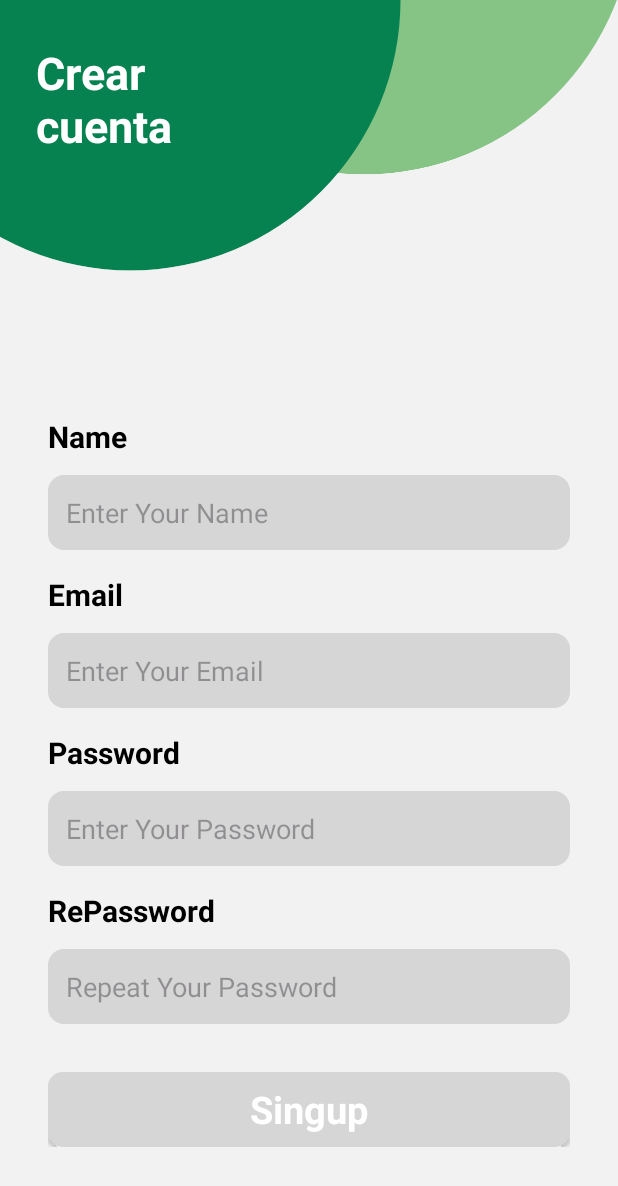
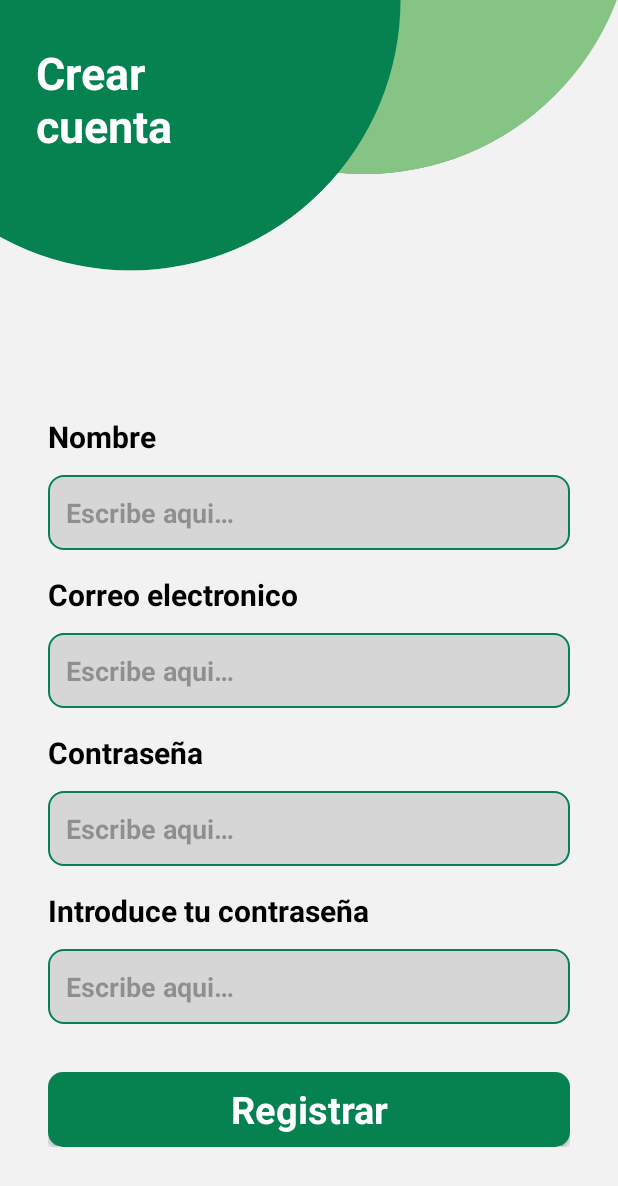
Before and after one commit to XxFenixDCxX/4vGo, an Android app: the RegisterActivity screen opened directly, with no data from a screen before it, on a phone screen of 412 x 824 dp. Shown: the top 1186 px of the screen. Run offline under Robolectric (Android 15) with nearby library versions, the phone set to English and light mode, and no system bars.

Commit message:
Solucionados warnings de formato de texto y colores agregandolo a el archivo de strings

```diff
--- a/app/src/main/res/layout/activity_register.xml
+++ b/app/src/main/res/layout/activity_register.xml
@@ -11,6 +11,7 @@
         android:id="@+id/imageView3"
         android:layout_width="wrap_content"
         android:layout_height="wrap_content"
+        android:contentDescription="@string/descriptionHeader"
         android:scaleType="centerCrop"
         app:layout_constraintEnd_toEndOf="parent"
         app:layout_constraintHorizontal_bias="0.0"
@@ -24,7 +25,7 @@
         android:layout_height="wrap_content"
         android:layout_marginStart="24dp"
         android:layout_marginTop="28dp"
-        android:text="Crear\ncuenta"
+        android:text="@string/registerAccount"
         android:textColor="#ffffff"
         android:textSize="30sp"
         android:textStyle="bold"
@@ -44,108 +45,121 @@
             android:id="@+id/textView9"
             android:layout_width="match_parent"
             android:layout_height="wrap_content"
-            android:text="Name"
+            android:text="@string/name"
             android:textColor="#000000"
             android:textSize="20sp"
             android:textStyle="bold" />
 
         <EditText
-            android:id="@+id/editTextTextPersonName3"
+            android:id="@+id/txtName"
             android:layout_width="match_parent"
             android:layout_height="50dp"
             android:layout_marginTop="12dp"
             android:background="@drawable/edittext_background"
             android:ems="10"
-            android:hint="Enter Your Name"
+            android:hint="@string/hint_write"
 
             android:inputType="textPersonName"
             android:padding="12dp"
             android:textColor="#707070"
-            android:textSize="18sp" />
+            android:textSize="18sp"
+            android:textStyle="bold"
+            tools:ignore="DuplicateSpeakableTextCheck,VisualLintTextFieldSize"
+            android:autofillHints="" />
 
         <TextView
             android:id="@+id/textView8"
             android:layout_width="match_parent"
             android:layout_height="wrap_content"
             android:layout_marginTop="16dp"
-            android:text="Email"
+            android:text="@string/email"
             android:textColor="#000000"
             android:textSize="20sp"
             android:textStyle="bold" />
 
         <EditText
-            android:id="@+id/editTextTextPersonName2"
+            android:id="@+id/txtEmail"
             android:layout_width="match_parent"
             android:layout_height="50dp"
             android:layout_marginTop="12dp"
             android:background="@drawable/edittext_background"
             android:ems="10"
-            android:hint="Enter Your Email"
+            android:hint="@string/hint_write"
 
             android:inputType="textPersonName"
             android:padding="12dp"
             android:textColor="#707070"
-            android:textSize="18sp" />
+            android:textSize="18sp"
+            android:textStyle="bold"
+            android:autofillHints=""
+            tools:ignore="TextFields,VisualLintTextFieldSize" />
 
         <TextView
             android:id="@+id/textView4"
             android:layout_width="match_parent"
             android:layout_height="wrap_content"
             android:layout_marginTop="16dp"
-            android:text="Password"
+            android:text="@string/password"
             android:textColor="#000000"
             android:textSize="20sp"
             android:textStyle="bold" />
 
         <EditText
-            android:id="@+id/editTextTextPersonName"
+            android:id="@+id/txtPassword"
             android:layout_width="match_parent"
             android:layout_height="50dp"
             android:layout_marginTop="12dp"
             android:background="@drawable/edittext_background"
             android:ems="10"
-            android:hint="Enter Your Password"
+            android:hint="@string/hint_write"
 
             android:inputType="textPersonName"
             android:padding="12dp"
             android:textColor="#707070"
-            android:textSize="18sp" />
+            android:textSize="18sp"
+            android:textStyle="bold"
+            android:autofillHints=""
+            tools:ignore="TextFields,VisualLintTextFieldSize" />
 
         <TextView
             android:id="@+id/textView11"
             android:layout_width="match_parent"
             android:layout_height="wrap_content"
             android:layout_marginTop="16dp"
-            android:text="RePassword"
+            android:text="@string/rePassword"
             android:textColor="#000000"
             android:textSize="20sp"
             android:textStyle="bold" />
 
         <EditText
-            android:id="@+id/editTextTextPassword"
+            android:id="@+id/txtRePassword"
             android:layout_width="match_parent"
             android:layout_height="50dp"
             android:layout_marginTop="12dp"
             android:background="@drawable/edittext_background"
             android:ems="10"
-            android:hint="Repeat Your Password"
+            android:hint="@string/hint_write"
 
             android:inputType="textPassword"
             android:padding="12dp"
             android:textColor="#707070"
-            android:textSize="18sp" />
+            android:textSize="18sp"
+            android:textStyle="bold"
+            android:autofillHints=""
+            tools:ignore="VisualLintTextFieldSize" />
 
         <androidx.appcompat.widget.AppCompatButton
-            android:id="@+id/button2"
+            android:id="@+id/btnRegister"
             style="@android:style/Widget.Button"
             android:layout_width="match_parent"
             android:layout_height="50dp"
             android:layout_marginTop="32dp"
             android:background="@drawable/button_background"
-            android:text="Singup"
+            android:text="@string/register"
             android:textColor="#ffffff"
             android:textSize="25sp"
-            android:textStyle="bold" />
+            android:textStyle="bold"
+            tools:ignore="VisualLintButtonSize" />
     </LinearLayout>
 
 </androidx.constraintlayout.widget.ConstraintLayout>
--- a/app/src/main/res/values/strings.xml
+++ b/app/src/main/res/values/strings.xml
@@ -1,3 +1,15 @@
 <resources>
-    <string name="app_name">4vGo</string>
+    <string name="app_name">4V GO</string>
+    <string name="name">Nombre</string>
+    <string name="hint_write">Escribe aqui…</string>
+    <string name="registerAccount">Crear\ncuenta</string>
+    <string name="email">Correo electronico</string>
+    <string name="password">Contraseña</string>
+    <string name="rePassword">Introduce tu contraseña</string>
+    <string name="register">Registrar</string>
+    <string name="descriptionHeader">Imagen de cabecera</string>
+    <string name="login">Login</string>
+    <string name="descriptionCuatrovientos">Imagen de cuatrovientos</string>
+    <string name="doneBy">Realizado por:</string>
+    <string name="appDescription">Fomentar el transporte compartido, la eficiencia energética y la reducción de emisiones de CO2</string>
 </resources>
```
Also changed, not shown: app/src/main/res/layout/activity_main.xml (+26 -20 lines), app/src/main/res/values/colors.xml (+8 -0 lines).
